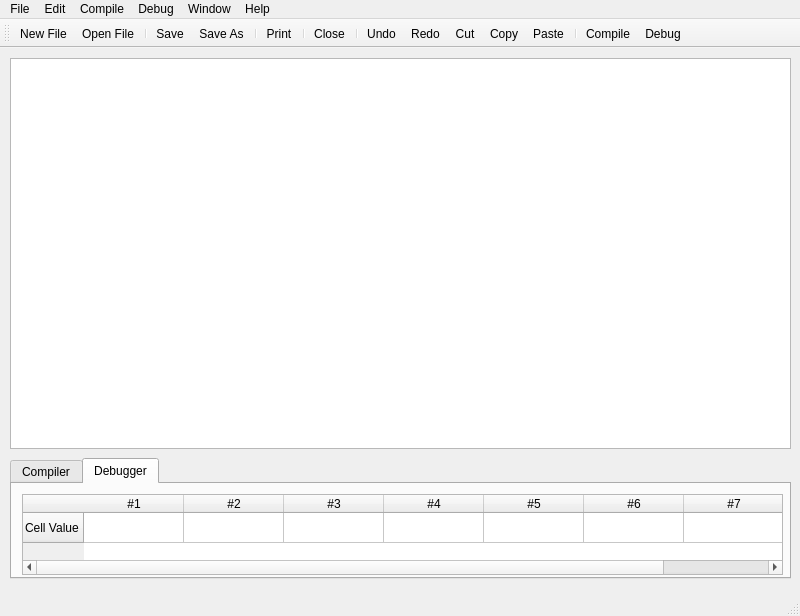
Old version of the form trunk/src/mainwindow.ui in the repository BackupTheBerlios/bf-dev-svn.
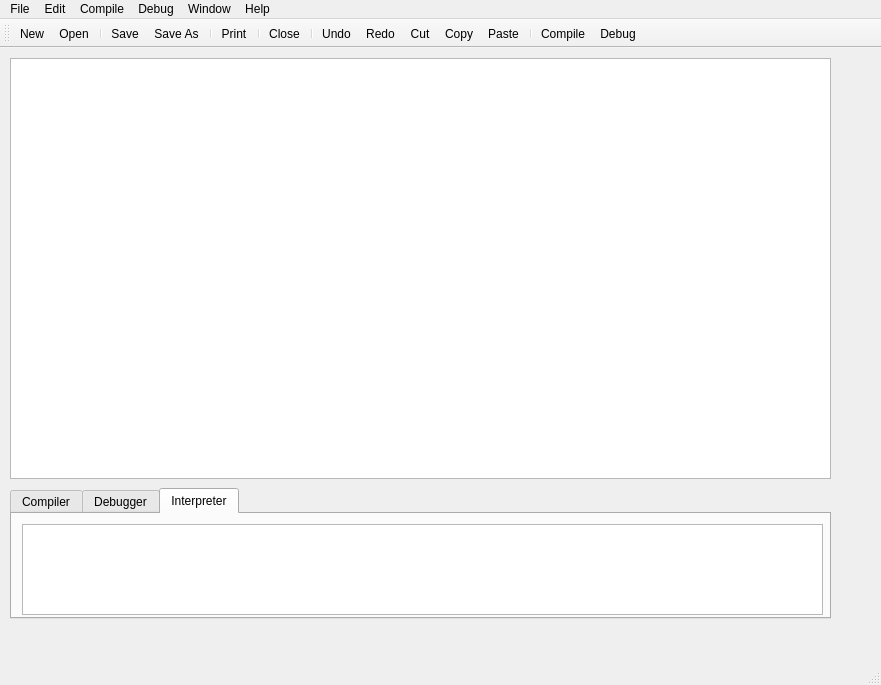
New version of the form. The open tabs and pages were chosen to show the change. Icons and pictures are not drawn.

```diff
--- a/trunk/src/mainwindow.ui
+++ b/trunk/src/mainwindow.ui
@@ -8,31 +8,21 @@
    <rect>
     <x>0</x>
     <y>0</y>
-    <width>800</width>
-    <height>616</height>
+    <width>881</width>
+    <height>685</height>
    </rect>
   </property>
   <property name="windowTitle" >
    <string>Brainfuck Studio</string>
   </property>
   <widget class="QWidget" name="centralwidget" >
-   <widget class="QTextEdit" name="textEdit" >
-    <property name="geometry" >
-     <rect>
-      <x>10</x>
-      <y>10</y>
-      <width>781</width>
-      <height>391</height>
-     </rect>
-    </property>
-   </widget>
    <widget class="QTabWidget" name="tabWidget" >
     <property name="geometry" >
      <rect>
       <x>10</x>
-      <y>410</y>
-      <width>781</width>
-      <height>121</height>
+      <y>440</y>
+      <width>821</width>
+      <height>131</height>
      </rect>
     </property>
     <widget class="QWidget" name="tab" >
@@ -60,10 +50,10 @@
      <widget class="QTableWidget" name="tableWidget" >
       <property name="geometry" >
        <rect>
-        <x>10</x>
-        <y>10</y>
-        <width>761</width>
-        <height>81</height>
+        <x>9</x>
+        <y>9</y>
+        <width>799</width>
+        <height>83</height>
        </rect>
       </property>
       <property name="autoFillBackground" >
@@ -126,6 +116,34 @@
       </column>
      </widget>
     </widget>
+    <widget class="QWidget" name="tab_3" >
+     <attribute name="title" >
+      <string>Interpreter</string>
+     </attribute>
+     <widget class="QTextEdit" name="textEdit" >
+      <property name="geometry" >
+       <rect>
+        <x>10</x>
+        <y>10</y>
+        <width>801</width>
+        <height>91</height>
+       </rect>
+      </property>
+      <property name="readOnly" >
+       <bool>true</bool>
+      </property>
+     </widget>
+    </widget>
+   </widget>
+   <widget class="QTextEdit" name="textEdit_3" >
+    <property name="geometry" >
+     <rect>
+      <x>10</x>
+      <y>10</y>
+      <width>821</width>
+      <height>421</height>
+     </rect>
+    </property>
    </widget>
   </widget>
   <widget class="QMenuBar" name="menubar" >
@@ -133,7 +151,7 @@
     <rect>
      <x>0</x>
      <y>0</y>
-     <width>800</width>
+     <width>881</width>
      <height>26</height>
     </rect>
    </property>
@@ -144,9 +162,9 @@
     <addaction name="actionBrainfuck_Studio_Handbook" />
     <addaction name="actionAbout_Brainfuck_Studio" />
    </widget>
-   <widget class="QMenu" name="menuRun" >
+   <widget class="QMenu" name="menuWindow" >
     <property name="title" >
-     <string>Compile</string>
+     <string>Window</string>
     </property>
     <widget class="QMenu" name="menuOptimisation" >
      <property name="title" >
@@ -184,11 +202,6 @@
     <addaction name="separator" />
     <addaction name="actionPreferences" />
    </widget>
-   <widget class="QMenu" name="menuWindow" >
-    <property name="title" >
-     <string>Window</string>
-    </property>
-   </widget>
    <widget class="QMenu" name="menuDebug" >
     <property name="title" >
      <string>Debug</string>
@@ -220,6 +233,24 @@
     <addaction name="separator" />
     <addaction name="actionExit" />
    </widget>
+   <widget class="QMenu" name="menuRun" >
+    <property name="title" >
+     <string>Compile</string>
+    </property>
+    <widget class="QMenu" name="menuOptimisation" >
+     <property name="title" >
+      <string>Optimisation</string>
+     </property>
+     <addaction name="actionNo_Optimisation" />
+     <addaction name="actionLevel_1" />
+     <addaction name="actionLevel_2" />
+     <addaction name="actionLevel_3" />
+    </widget>
+    <addaction name="actionCompile" />
+    <addaction name="menuOptimisation" />
+    <addaction name="separator" />
+    <addaction name="actionOnly_Interpret" />
+   </widget>
    <addaction name="menuFile" />
    <addaction name="menuEdit" />
    <addaction name="menuRun" />
@@ -231,8 +262,8 @@
    <property name="geometry" >
     <rect>
      <x>0</x>
-     <y>597</y>
-     <width>800</width>
+     <y>666</y>
+     <width>881</width>
      <height>19</height>
     </rect>
    </property>
@@ -244,8 +275,8 @@
    <attribute name="toolBarArea" >
     <number>4</number>
    </attribute>
-   <addaction name="actionNew_File" />
-   <addaction name="actionOpen_File" />
+   <addaction name="actionNew" />
+   <addaction name="actionOpen" />
    <addaction name="separator" />
    <addaction name="actionSave" />
    <addaction name="actionSave_As" />
@@ -521,20 +552,20 @@
     <string>Previous Step</string>
    </property>
   </action>
-  <action name="actionNew_File" >
+  <action name="actionNew" >
    <property name="icon" >
     <iconset>icons/new.png</iconset>
    </property>
    <property name="text" >
-    <string>New File</string>
+    <string>New</string>
    </property>
   </action>
-  <action name="actionOpen_File" >
+  <action name="actionOpen" >
    <property name="icon" >
     <iconset>icons/open.png</iconset>
    </property>
    <property name="text" >
-    <string>Open File</string>
+    <string>Open</string>
    </property>
   </action>
   <action name="actionSave" >
```
Left out of the diff: 148 changed lines with no effect on the pictures.
